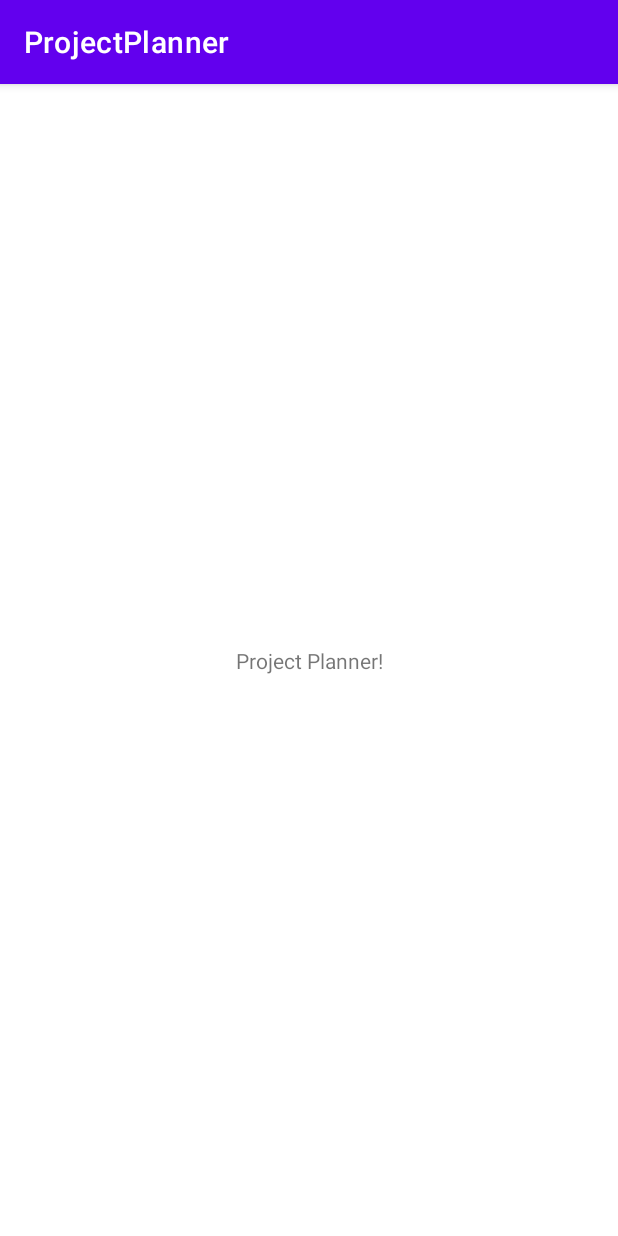
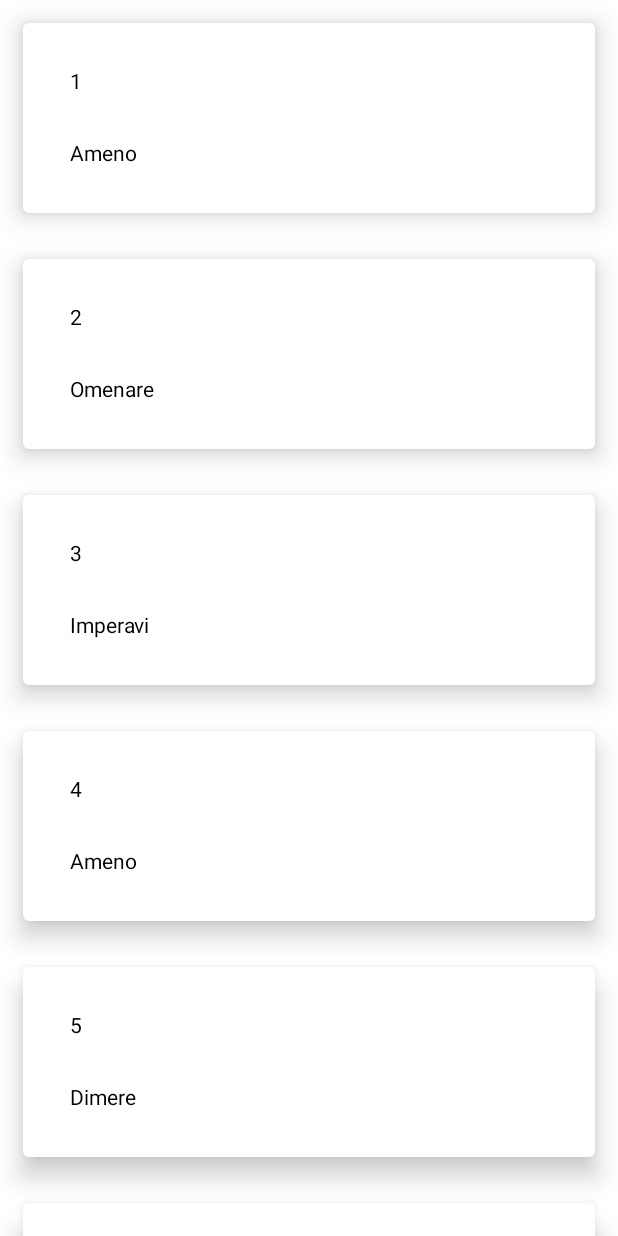
Before and after one commit to IsakLoftsson/ProjectPlanner, an Android app built with Jetpack Compose: the screen it shows after launch (MainActivity), on a phone screen of 412 x 824 dp. Run offline under Robolectric (Android 15) with nearby library versions, the phone set to English and light mode, and no system bars.

```diff
--- a/app/src/main/java/is/hi/hbv601g/projectplanner/MainActivity.kt
+++ b/app/src/main/java/is/hi/hbv601g/projectplanner/MainActivity.kt
@@ -4,45 +4,18 @@ import androidx.appcompat.app.AppCompatActivity
 import android.os.Bundle
 import android.os.PersistableBundle
 import android.util.Log
+import androidx.activity.ComponentActivity
+import androidx.activity.compose.setContent
 
 private const val TAG = "MainActivity"
 
-class MainActivity : AppCompatActivity() {
+class MainActivity : ComponentActivity() {
 
     override fun onCreate(savedInstanceState: Bundle?) {
         super.onCreate(savedInstanceState)
-        setContentView(R.layout.activity_main)
-        Log.d("TAG","onCreate: ")
-
-    }
-
-    override fun onStart() {
-        super.onStart()
-        Log.d("TAG","onStart: ")
-    }
-
-    override fun onResume() {
-        super.onResume()
-        Log.d("TAG","onResume: ")
-    }
-
-    override fun onPause() {
-        super.onPause()
-        Log.d("TAG","onPause: ")
-    }
-
-    override fun onDestroy() {
-        super.onDestroy()
-        Log.d("TAG","onDestroy: ")
-    }
-
-    override fun onStop() {
-        super.onStop()
-        Log.d("TAG","onStop: ")
-    }
-
-    override fun onSaveInstanceState(savedInstanceState: Bundle) {
-        super.onSaveInstanceState(savedInstanceState)
+        setContent {
+            ProjectPlannerApp()
+        }
     }
 
 }
--- /dev/null
+++ b/app/src/main/java/is/hi/hbv601g/projectplanner/ProjectsScreen.kt
@@ -0,0 +1,73 @@
+package `is`.hi.hbv601g.projectplanner
+
+import androidx.annotation.StringRes
+import androidx.compose.foundation.layout.padding
+import androidx.compose.material.Icon
+import androidx.compose.material.IconButton
+import androidx.compose.material.Scaffold
+import androidx.compose.material.Text
+import androidx.compose.material.TopAppBar
+import androidx.compose.material.icons.Icons
+import androidx.compose.material.icons.filled.ArrowBack
+import androidx.compose.runtime.Composable
+import androidx.compose.runtime.collectAsState
+import androidx.compose.runtime.getValue
+import androidx.compose.ui.Modifier
+import androidx.lifecycle.viewmodel.compose.viewModel
+import androidx.navigation.NavHostController
+import androidx.navigation.compose.NavHost
+import androidx.navigation.compose.composable
+import androidx.navigation.compose.currentBackStackEntryAsState
+import androidx.navigation.compose.rememberNavController
+import `is`.hi.hbv601g.projectplanner.data.DummyData
+import `is`.hi.hbv601g.projectplanner.ui.LoginScreen
+import `is`.hi.hbv601g.projectplanner.ui.ProjectsScreen
+import `is`.hi.hbv601g.projectplanner.ui.RegistrationScreen
+
+
+enum class ProjectPlannerScreen(@StringRes val title: Int) {
+    Login(title = R.string.login),
+    Register(title = R.string.register),
+    Projects(title = R.string.project_list),
+    Project(title = R.string.project),
+    Task(title = R.string.task)
+}
+
+@Composable
+fun ProjectPlannerApp(
+    modifier: Modifier = Modifier,
+    viewModel: ProjectsViewModel = viewModel(),
+    navController: NavHostController = rememberNavController()
+) {
+    val backStackEntry by navController.currentBackStackEntryAsState()
+    val currentScreen = ProjectPlannerScreen.valueOf(
+        backStackEntry?.destination?.route ?: ProjectPlannerScreen.Login.name
+    )
+
+    Scaffold { innerPadding ->
+        val uiState by viewModel.uiState.collectAsState()
+
+        NavHost(
+            navController = navController,
+            startDestination = ProjectPlannerScreen.Projects.name,
+            modifier = modifier.padding(innerPadding)
+        ) {
+            composable(route = ProjectPlannerScreen.Login.name) {
+                LoginScreen()
+            }
+            composable(route = ProjectPlannerScreen.Register.name) {
+                RegistrationScreen()
+            }
+            composable(route = ProjectPlannerScreen.Projects.name) {
+                ProjectsScreen(projectList = DummyData().loadProjects())
+            }
+            composable(route = ProjectPlannerScreen.Project.name) {
+
+            }
+            composable(route = ProjectPlannerScreen.Task.name) {
+
+            }
+        }
+
+    }
+}
--- /dev/null
+++ b/app/src/main/java/is/hi/hbv601g/projectplanner/ProjectsViewModel.kt
@@ -0,0 +1,14 @@
+package `is`.hi.hbv601g.projectplanner
+
+import androidx.lifecycle.ViewModel
+import `is`.hi.hbv601g.projectplanner.data.ProjectPlannerUiState
+import kotlinx.coroutines.flow.MutableStateFlow
+import kotlinx.coroutines.flow.StateFlow
+import kotlinx.coroutines.flow.asStateFlow
+import kotlinx.coroutines.flow.update
+
+class ProjectsViewModel : ViewModel(){
+
+    private val _uiState = MutableStateFlow(ProjectPlannerUiState())
+    val uiState: StateFlow<ProjectPlannerUiState> = _uiState.asStateFlow()
+}
--- /dev/null
+++ b/app/src/main/java/is/hi/hbv601g/projectplanner/data/DummyData.kt
@@ -0,0 +1,15 @@
+package `is`.hi.hbv601g.projectplanner.data
+
+class DummyData {
+    fun loadProjects(): List<Project> {
+        return listOf<Project>(
+            Project(1,"Ameno"),
+            Project(2,"Omenare"),
+            Project(3,"Imperavi"),
+            Project(4,"Ameno"),
+            Project(5,"Dimere"),
+            Project(6,"Dimere"),
+            Project(7,"Matiro")
+        )
+    }
+}
--- /dev/null
+++ b/app/src/main/java/is/hi/hbv601g/projectplanner/data/Project.kt
@@ -0,0 +1,6 @@
+package `is`.hi.hbv601g.projectplanner.data
+
+data class Project(
+    val id: Int,
+    val title: String
+)
--- /dev/null
+++ b/app/src/main/java/is/hi/hbv601g/projectplanner/data/ProjectPlannerUiState.kt
@@ -0,0 +1,5 @@
+package `is`.hi.hbv601g.projectplanner.data
+
+data class ProjectPlannerUiState (
+    val whatever: String = ""
+)
--- /dev/null
+++ b/app/src/main/java/is/hi/hbv601g/projectplanner/ui/ProjectsScreen.kt
@@ -0,0 +1,45 @@
+package `is`.hi.hbv601g.projectplanner.ui
+
+import androidx.compose.foundation.layout.Column
+import androidx.compose.foundation.layout.fillMaxWidth
+import androidx.compose.foundation.layout.padding
+import androidx.compose.foundation.lazy.LazyColumn
+import androidx.compose.foundation.lazy.items
+import androidx.compose.material.Card
+import androidx.compose.material.Text
+import androidx.compose.runtime.Composable
+import androidx.compose.ui.Modifier
+import androidx.compose.ui.unit.dp
+import `is`.hi.hbv601g.projectplanner.data.Project
+
+@Composable
+fun ProjectsItem(project: Project, modifier: Modifier = Modifier) {
+    Card(
+        modifier = Modifier
+            .fillMaxWidth()
+            .padding(15.dp),
+        elevation = 10.dp
+    ) {
+        Column(
+            modifier = Modifier.padding(15.dp)
+        ) {
+            Text(
+                text = project.id.toString(),
+                modifier = Modifier.padding(16.dp)
+            )
+            Text(
+                text = project.title,
+                modifier = Modifier.padding(16.dp)
+            )
+        }
+    }
+}
+
+@Composable
+fun ProjectsScreen(projectList: List<Project>, modifier: Modifier = Modifier) {
+    LazyColumn {
+        items(projectList) { project ->
+            ProjectsItem(project)
+        }
+    }
+}
--- a/app/src/main/res/values/strings.xml
+++ b/app/src/main/res/values/strings.xml
@@ -1,3 +1,8 @@
 <resources>
     <string name="app_name">ProjectPlanner</string>
+    <string name="login">Login</string>
+    <string name="register">Register</string>
+    <string name="project_list">Project List</string>
+    <string name="project">Project</string>
+    <string name="task">Task</string>
 </resources>
--- a/build.gradle
+++ b/build.gradle
@@ -1,3 +1,8 @@
+buildscript {
+    ext {
+        lifecycle_version = "2.5.1"
+    }
+}
 // Top-level build file where you can add configuration options common to all sub-projects/modules.
 plugins {
     id 'com.android.application' version '7.4.1' apply false
```
Also changed, not shown: app/build.gradle (+24 -3 lines), app/src/main/java/is/hi/hbv601g/projectplanner/ui/LoginScreen.kt (added, +66 -0 lines), app/src/main/java/is/hi/hbv601g/projectplanner/ui/RegistrationScreen.kt (added, +84 -0 lines).
